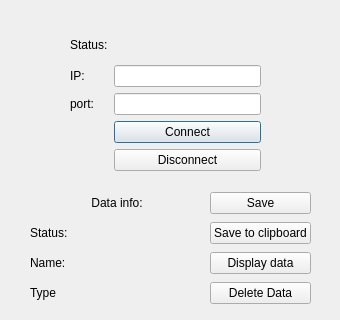
Above: clientwindow.ui from AdrianOstrowski/Mini_Scada before the change. Below: the same form after it.
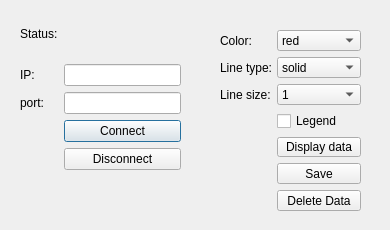
That is the form after the change.

Commit message: data displaying

```diff
--- a/clientwindow.ui
+++ b/clientwindow.ui
@@ -6,20 +6,32 @@
    <rect>
     <x>0</x>
     <y>0</y>
-    <width>340</width>
-    <height>320</height>
+    <width>390</width>
+    <height>230</height>
    </rect>
   </property>
+  <property name="minimumSize">
+   <size>
+    <width>390</width>
+    <height>230</height>
+   </size>
+  </property>
+  <property name="maximumSize">
+   <size>
+    <width>390</width>
+    <height>230</height>
+   </size>
+  </property>
   <property name="windowTitle">
    <string>Dialog</string>
   </property>
   <widget class="QWidget" name="gridLayoutWidget">
    <property name="geometry">
     <rect>
-     <x>70</x>
-     <y>30</y>
-     <width>191</width>
-     <height>141</height>
+     <x>20</x>
+     <y>10</y>
+     <width>161</width>
+     <height>160</height>
     </rect>
    </property>
    <layout class="QGridLayout" name="gridLayout">
@@ -76,93 +88,181 @@
   <widget class="QWidget" name="gridLayoutWidget_2">
    <property name="geometry">
     <rect>
-     <x>30</x>
-     <y>190</y>
-     <width>281</width>
-     <height>116</height>
+     <x>220</x>
+     <y>30</y>
+     <width>141</width>
+     <height>181</height>
     </rect>
    </property>
-   <layout class="QGridLayout" name="gridLayout_2">
-    <item row="3" column="2">
-     <widget class="QPushButton" name="dataDeleteButton">
+   <layout class="QFormLayout" name="formLayout">
+    <item row="0" column="0">
+     <widget class="QLabel" name="label_8">
       <property name="text">
-       <string>Delete Data</string>
+       <string>Color:</string>
       </property>
      </widget>
     </item>
-    <item row="2" column="2">
+    <item row="0" column="1">
+     <widget class="QComboBox" name="colorCombobox">
+      <item>
+       <property name="text">
+        <string>red</string>
+       </property>
+      </item>
+      <item>
+       <property name="text">
+        <string>blue</string>
+       </property>
+      </item>
+      <item>
+       <property name="text">
+        <string>green</string>
+       </property>
+      </item>
+      <item>
+       <property name="text">
+        <string>yellow</string>
+       </property>
+      </item>
+      <item>
+       <property name="text">
+        <string>black</string>
+       </property>
+      </item>
+      <item>
+       <property name="text">
+        <string>cyan</string>
+       </property>
+      </item>
+      <item>
+       <property name="text">
+        <string>magenta</string>
+       </property>
+      </item>
+     </widget>
+    </item>
+    <item row="1" column="0">
+     <widget class="QLabel" name="label_9">
+      <property name="text">
+       <string>Line type:</string>
+      </property>
+     </widget>
+    </item>
+    <item row="1" column="1">
+     <widget class="QComboBox" name="lineTypeCombobox">
+      <item>
+       <property name="text">
+        <string>solid</string>
+       </property>
+      </item>
+      <item>
+       <property name="text">
+        <string>dash</string>
+       </property>
+      </item>
+      <item>
+       <property name="text">
+        <string>dot</string>
+       </property>
+      </item>
+      <item>
+       <property name="text">
+        <string>dash-dot</string>
+       </property>
+      </item>
+      <item>
+       <property name="text">
+        <string>dash-dot-dot</string>
+       </property>
+      </item>
+     </widget>
+    </item>
+    <item row="3" column="1">
+     <widget class="QCheckBox" name="legendOnCheckbox">
+      <property name="text">
+       <string>Legend</string>
+      </property>
+     </widget>
+    </item>
+    <item row="4" column="1">
      <widget class="QPushButton" name="displayDataButton">
       <property name="text">
        <string>Display data</string>
       </property>
      </widget>
     </item>
-    <item row="1" column="2">
-     <widget class="QPushButton" name="saveToClipboardButton">
+    <item row="2" column="1">
+     <widget class="QComboBox" name="lineSizeCombobox">
+      <item>
+       <property name="text">
+        <string>1</string>
+       </property>
+      </item>
+      <item>
+       <property name="text">
+        <string>2</string>
+       </property>
+      </item>
+      <item>
+       <property name="text">
+        <string>3</string>
+       </property>
+      </item>
+      <item>
+       <property name="text">
+        <string>4</string>
+       </property>
+      </item>
+      <item>
+       <property name="text">
+        <string>5</string>
+       </property>
+      </item>
+      <item>
+       <property name="text">
+        <string>6</string>
+       </property>
+      </item>
+      <item>
+       <property name="text">
+        <string>7</string>
+       </property>
+      </item>
+      <item>
+       <property name="text">
+        <string>8</string>
+       </property>
+      </item>
+      <item>
+       <property name="text">
+        <string>9</string>
+       </property>
+      </item>
+      <item>
+       <property name="text">
+        <string>10</string>
+       </property>
+      </item>
+     </widget>
+    </item>
+    <item row="2" column="0">
+     <widget class="QLabel" name="label_10">
       <property name="text">
-       <string>Save to clipboard</string>
+       <string>Line size:</string>
       </property>
      </widget>
     </item>
-    <item row="0" column="2">
+    <item row="5" column="1">
      <widget class="QPushButton" name="saveDataButton">
       <property name="text">
        <string>Save</string>
       </property>
      </widget>
     </item>
-    <item row="3" column="0">
-     <widget class="QLabel" name="label_6">
+    <item row="6" column="1">
+     <widget class="QPushButton" name="dataDeleteButton">
       <property name="text">
-       <string>Type</string>
-      </property>
-     </widget>
-    </item>
-    <item row="2" column="0">
-     <widget class="QLabel" name="label_5">
-      <property name="text">
-       <string>Name:</string>
-      </property>
-     </widget>
-    </item>
-    <item row="1" column="0">
-     <widget class="QLabel" name="label_7">
-      <property name="text">
-       <string>Status:</string>
-      </property>
-     </widget>
-    </item>
-    <item row="1" column="1">
-     <widget class="QLabel" name="dataStatusLabel">
-      <property name="text">
-       <string/>
-      </property>
-     </widget>
-    </item>
-    <item row="2" column="1">
-     <widget class="QLabel" name="dataNameLabel">
-      <property name="text">
-       <string/>
-      </property>
-     </widget>
-    </item>
-    <item row="3" column="1">
-     <widget class="QLabel" name="dataTypeLabel">
-      <property name="text">
-       <string/>
-      </property>
-     </widget>
-    </item>
-    <item row="0" column="0" colspan="2">
-     <widget class="QLabel" name="label_4">
-      <property name="layoutDirection">
-       <enum>Qt::LeftToRight</enum>
-      </property>
-      <property name="text">
-       <string>Data info:</string>
-      </property>
-      <property name="alignment">
-       <set>Qt::AlignCenter</set>
+       <string>Delete Data</string>
       </property>
      </widget>
     </item>
```
Left out of the diff: 22 changed lines with no effect on the pictures. The commit also changes 11 other files.
